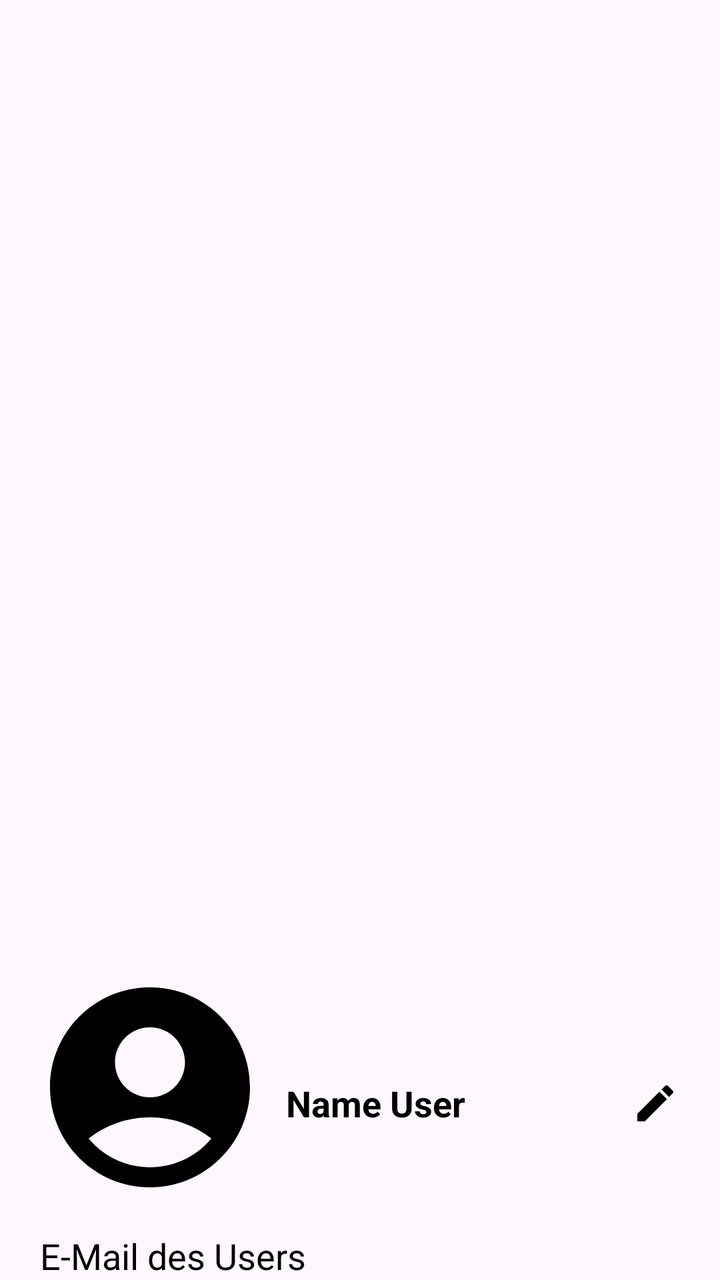
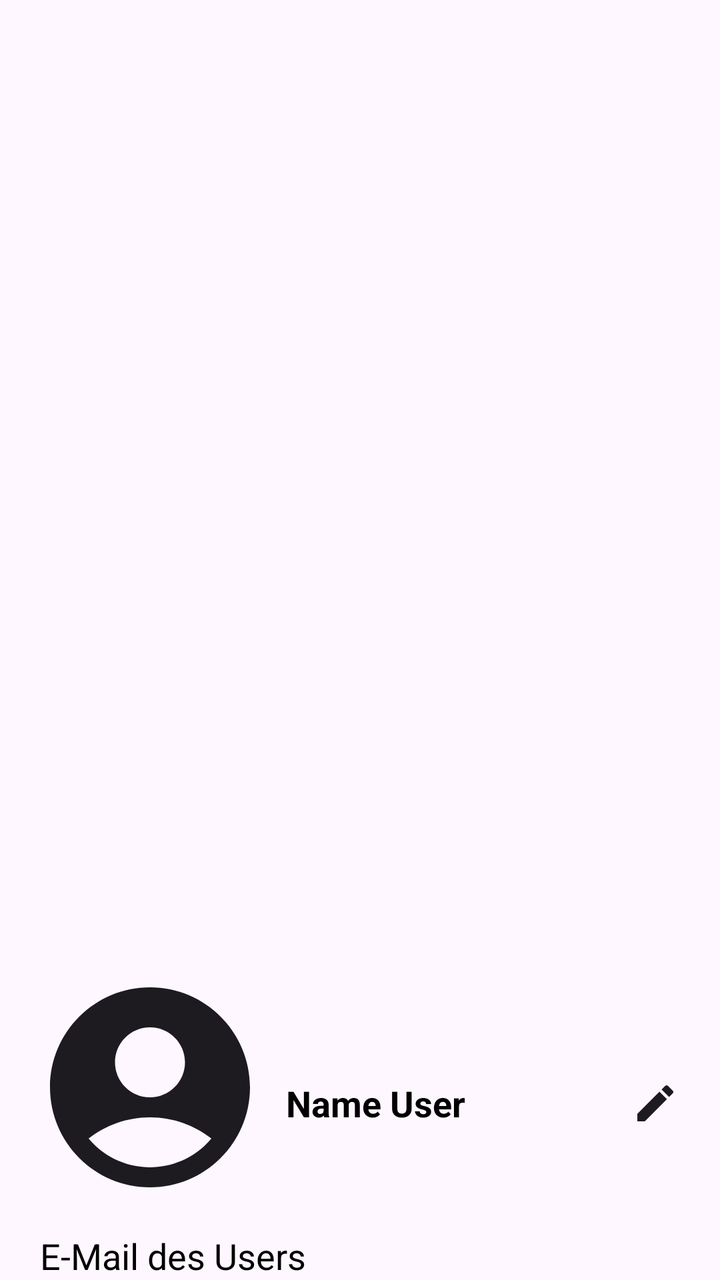

An Android layout rendered at two revisions. The XML below is the earlier revision; the diff shows what the commit changed to produce the second picture.
<!-- AndroidManifest.xml: application theme Theme.EinkaufslisteAndroid -->
<!-- res/layout/nav_header.xml -->
<?xml version="1.0" encoding="utf-8"?>
<LinearLayout xmlns:android="http://schemas.android.com/apk/res/android"
    android:layout_width="match_parent"
    android:layout_height="200dp"
    android:gravity="bottom"
    android:orientation="vertical"
    android:paddingStart="10sp"
    android:paddingEnd="10sp"
    android:theme="@style/ThemeOverlay.AppCompat.Dark">

    <LinearLayout
        android:layout_width="match_parent"
        android:layout_height="wrap_content"
        android:orientation="horizontal"
        android:gravity="center_vertical"
        android:layout_marginStart="5dp"
        >

        <ImageView
            android:id="@+id/profileImage"
            android:layout_width="120dp"
            android:layout_height="120dp"
            android:layout_marginBottom="8dp"
            android:scaleType="centerCrop"
            android:src="@drawable/default_user_icon"
            android:contentDescription="@string/profile_image_description" />

        
        <TextView
            android:id="@+id/sideMenuUsername"
            android:layout_width="0dp"
            android:layout_height="wrap_content"
            android:layout_weight="1"
            android:ellipsize="end"
            android:maxLines="1"
            android:text="@string/name_user"
            android:textColor="@color/black"
            android:textSize="18sp"
            android:textStyle="bold"
            android:paddingStart="8dp"
            android:paddingEnd="8dp" />

        <ImageButton
            android:id="@+id/editSideMenuUsernameButton"
            android:layout_width="45dp"
            android:layout_height="45dp"
            android:background="?attr/selectableItemBackgroundBorderless"
            android:contentDescription="@string/profil_bearbeiten"
            android:src="@drawable/edit_icon" />
    </LinearLayout>

    <TextView
        android:id="@+id/nutzerNameSlideshow"
        android:layout_width="wrap_content"
        android:layout_height="wrap_content"
        android:text="@string/e_mail_des_users"
        android:textColor="@color/black"
        android:textSize="18sp"
        android:layout_marginStart="10dp"
        />

</LinearLayout>
<!-- resources referenced by this layout -->
<resources>
  <color name="black">#FF000000</color>
  <!-- drawable default_user_icon (drawable) -->
  <vector xmlns:android="http://schemas.android.com/apk/res/android" android:height="24dp" android:tint="#000000" android:viewportHeight="24" android:viewportWidth="24" android:width="24dp">
        
      <path android:fillColor="@android:color/white" android:pathData="M12,2C6.48,2 2,6.48 2,12s4.48,10 10,10s10,-4.48 10,-10S17.52,2 12,2zM12,6c1.93,0 3.5,1.57 3.5,3.5S13.93,13 12,13s-3.5,-1.57 -3.5,-3.5S10.07,6 12,6zM12,20c-2.03,0 -4.43,-0.82 -6.14,-2.88C7.55,15.8 9.68,15 12,15s4.45,0.8 6.14,2.12C16.43,19.18 14.03,20 12,20z"/>
      
  </vector>
  <!-- drawable edit_icon (drawable) -->
  <vector xmlns:android="http://schemas.android.com/apk/res/android" android:height="24dp" android:tint="#000000" android:viewportHeight="24" android:viewportWidth="24" android:width="24dp">
        
      <path android:fillColor="@android:color/white" android:pathData="M3,17.25l0,3.75l3.75,0l11.06,-11.06l-3.75,-3.75z"/>
        
      <path android:fillColor="@android:color/white" android:pathData="M20.71,5.63l-2.34,-2.34c-0.39,-0.39 -1.02,-0.39 -1.41,0l-1.83,1.83l3.75,3.75l1.83,-1.83C21.1,6.65 21.1,6.02 20.71,5.63z"/>
      
  </vector>
  <string name="e_mail_des_users">E-Mail des Users</string>
  <string name="name_user">Name User</string>
  <string name="profil_bearbeiten">Profil bearbeiten</string>
  <string name="profile_image_description">Bild des Users aus Firebase/Google-Account</string>
  <style name="Theme.EinkaufslisteAndroid" parent="Base.Theme.EinkaufslisteAndroid" />
  <style name="Base.Theme.EinkaufslisteAndroid" parent="Theme.Material3.DayNight.NoActionBar">
          
          
          <item name="android:textColor">@color/black</item>
      </style>
</resources>

<!-- the commit's change to res/layout/nav_header.xml (unified diff, before → after) -->
@@ -1,5 +1,6 @@
 <?xml version="1.0" encoding="utf-8"?>
 <LinearLayout xmlns:android="http://schemas.android.com/apk/res/android"
+    xmlns:app="http://schemas.android.com/apk/res-auto"
     android:layout_width="match_parent"
     android:layout_height="200dp"
     android:gravity="bottom"
@@ -13,8 +14,7 @@
         android:layout_height="wrap_content"
         android:orientation="horizontal"
         android:gravity="center_vertical"
-        android:layout_marginStart="5dp"
-        >
+        android:layout_marginStart="5dp">
 
         <ImageView
             android:id="@+id/profileImage"
@@ -23,7 +23,8 @@
             android:layout_marginBottom="8dp"
             android:scaleType="centerCrop"
             android:src="@drawable/default_user_icon"
-            android:contentDescription="@string/profile_image_description" />
+            android:contentDescription="@string/profile_image_description"
+            app:tint="?attr/colorOnBackground" /> 
 
         
         <TextView
@@ -34,7 +35,6 @@
             android:ellipsize="end"
             android:maxLines="1"
             android:text="@string/name_user"
-            android:textColor="@color/black"
             android:textSize="18sp"
             android:textStyle="bold"
             android:paddingStart="8dp"
@@ -46,7 +46,8 @@
             android:layout_height="45dp"
             android:background="?attr/selectableItemBackgroundBorderless"
             android:contentDescription="@string/profil_bearbeiten"
-            android:src="@drawable/edit_icon" />
+            android:src="@drawable/edit_icon"
+            app:tint="?attr/colorOnBackground" />
     </LinearLayout>
 
     <TextView
@@ -54,7 +55,6 @@
         android:layout_width="wrap_content"
         android:layout_height="wrap_content"
         android:text="@string/e_mail_des_users"
-        android:textColor="@color/black"
         android:textSize="18sp"
         android:layout_marginStart="10dp"
         />
